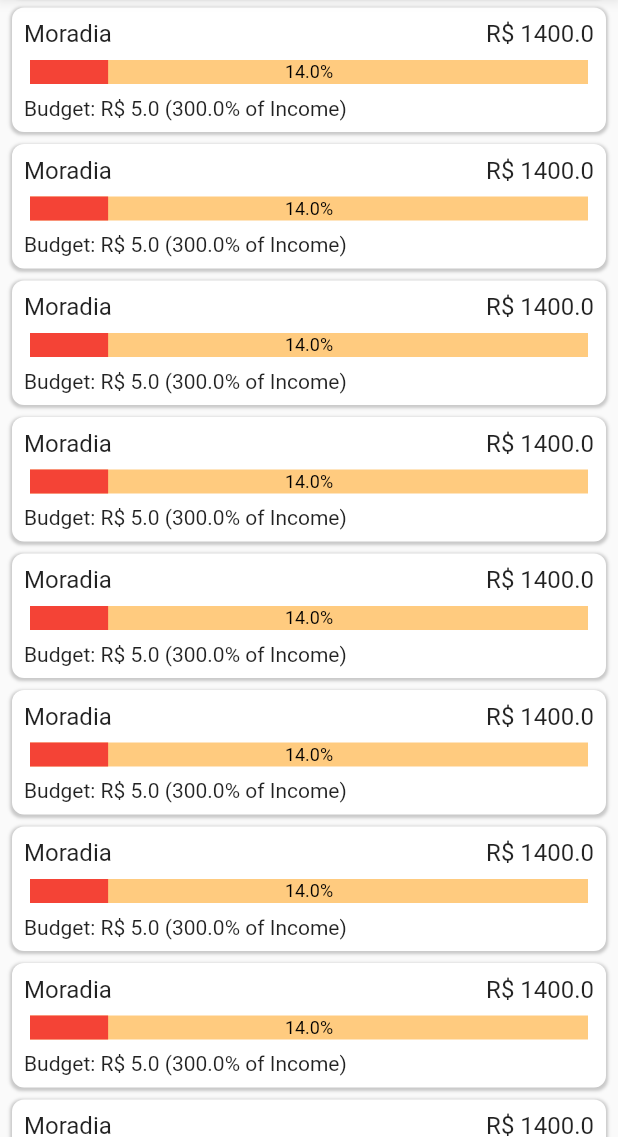
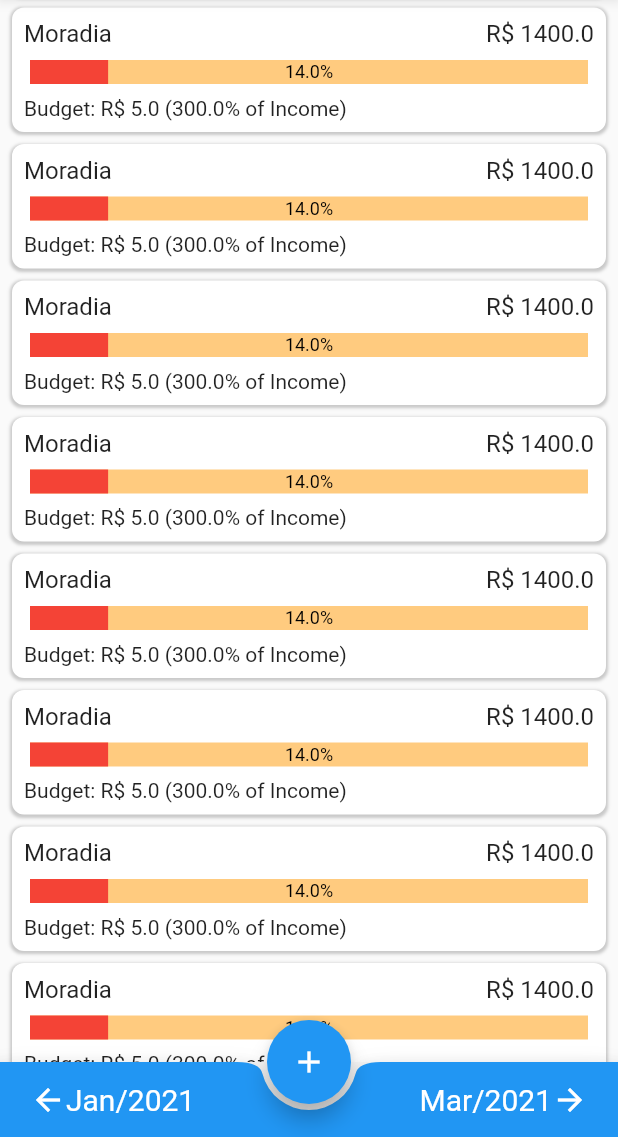
Before and after one commit to hebertjulio/mesames, a Flutter app: the screen it shows after launch, scrolled down 576 dp, after a tap on the "settings" icon, on a phone screen of 412 x 824 dp, the part 99-1236 px from its top. Run offline on Flutter 3.47's test engine with Material 2 defaults, Android fonts, the phone set to English and light mode, and no system bars; drawn by our look-alikes of percent_indicator.

Commit message:
create the bottom navigator bar

```diff
--- a/lib/pages/home_page.dart
+++ b/lib/pages/home_page.dart
@@ -48,6 +48,57 @@ class HomePage extends StatelessWidget {
           ),
         ),
       ),
+      floatingActionButton: FloatingActionButton(
+        child: Icon(Icons.add),
+        onPressed: () {},
+      ),
+      floatingActionButtonLocation: FloatingActionButtonLocation.centerDocked,
+      bottomNavigationBar: BottomAppBar(
+        color: Colors.blue,
+        shape: CircularNotchedRectangle(),
+        child: Container(
+          height: 50,
+          child: Padding(
+            padding: const EdgeInsets.symmetric(horizontal: 20.0),
+            child: Row(
+              mainAxisAlignment: MainAxisAlignment.spaceBetween,
+              children: <Widget>[
+                Row(
+                  children: [
+                    Icon(
+                      Icons.arrow_back,
+                      color: Colors.white,
+                    ),
+                    Text(
+                      'Jan/2021',
+                      style: TextStyle(
+                        fontSize: 20,
+                        color: Colors.white,
+                      ),
+                    ),
+                  ],
+                ),
+                SizedBox.shrink(),
+                Row(
+                  children: [
+                    Text(
+                      'Mar/2021',
+                      style: TextStyle(
+                        fontSize: 20,
+                        color: Colors.white,
+                      ),
+                    ),
+                    Icon(
+                      Icons.arrow_forward,
+                      color: Colors.white,
+                    ),
+                  ],
+                ),
+              ],
+            ),
+          ),
+        ),
+      ),
     );
   }
 }
```
Also changed, not shown: lib/pages/x___home_page.dart (added, +38 -0 lines), lib/main.dart (line endings or trailing spaces), pubspec.lock.
